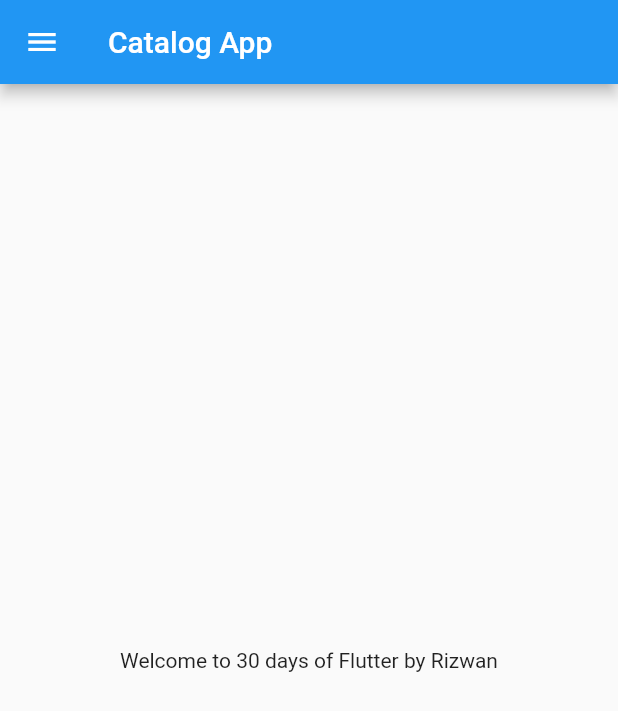
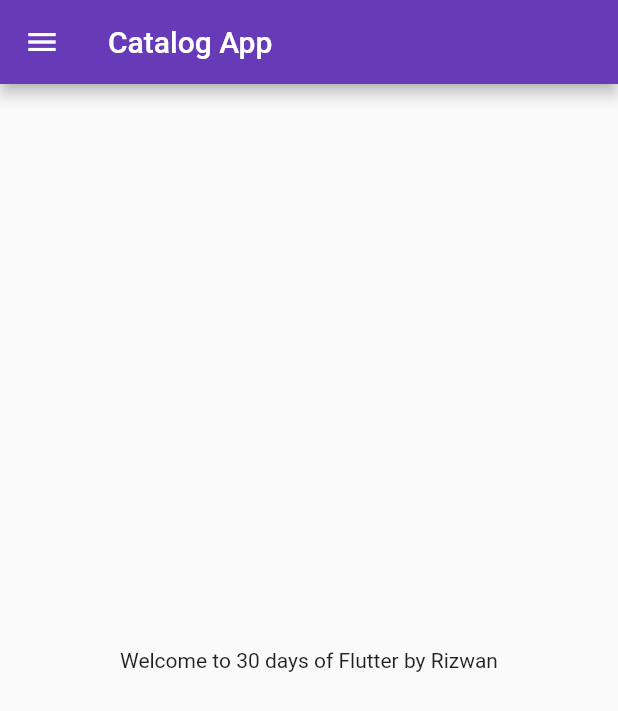
Before and after one commit to rizwanabbasi/flutter_catalog, a Flutter app: the screen it shows after launch, on a phone screen of 412 x 824 dp. Shown: the top 711 px of the screen. Run offline on Flutter 3.47's test engine with Material 2 defaults, Android fonts, the phone set to English and light mode, and no system bars.

Commit message:
Day3 Completed - Initial Route - Routes - MaterialApp() - ThemeData() - Style

```diff
--- a/lib/main.dart
+++ b/lib/main.dart
@@ -1,5 +1,6 @@
 import 'package:flutter/material.dart';
-import 'package:flutter_catalog/home_page.dart';
+import 'package:flutter_catalog/pages/home_page.dart';
+import 'package:flutter_catalog/pages/login_page.dart';
 
 void main() => runApp(MyApp());
 
@@ -8,7 +9,24 @@ class MyApp extends StatelessWidget {
   Widget build(BuildContext context) {
 
     return MaterialApp(
-      home: HomePage(),
+      //we are using / route so need to use home here
+      //home: HomePage(),
+      themeMode: ThemeMode.light,
+      //theme is for light theme
+      theme: ThemeData(
+        primarySwatch: Colors.deepPurple,
+      ),
+      //this is for dark theme
+      darkTheme: ThemeData(
+        brightness: Brightness.dark,
+        //primarySwatch: Colors.red
+      ),
+      initialRoute: "/home",
+      routes: {
+        "/" : (context) => LoginPage(),
+        "/home" : (context) => HomePage(),
+        "/login": (context) => LoginPage(),
+      },
     );
   }
 }
```
Also changed, not shown: lib/pages/login_page.dart (added, +20 -0 lines), lib/pages/home_page.dart (renamed from lib/home_page.dart).
